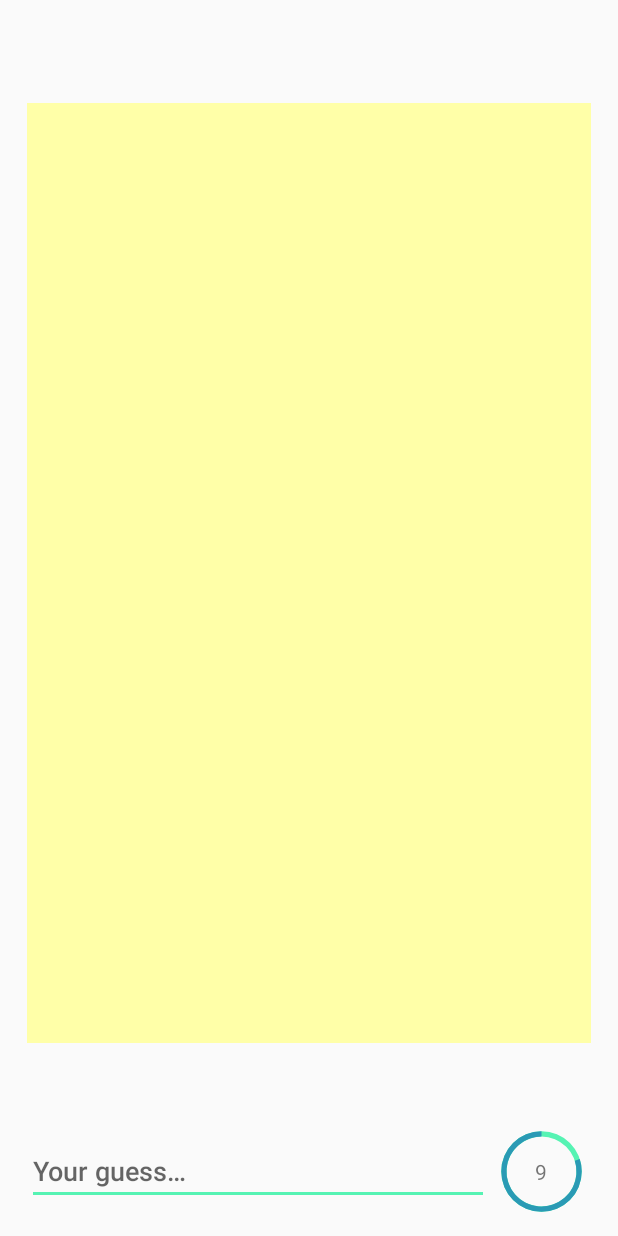
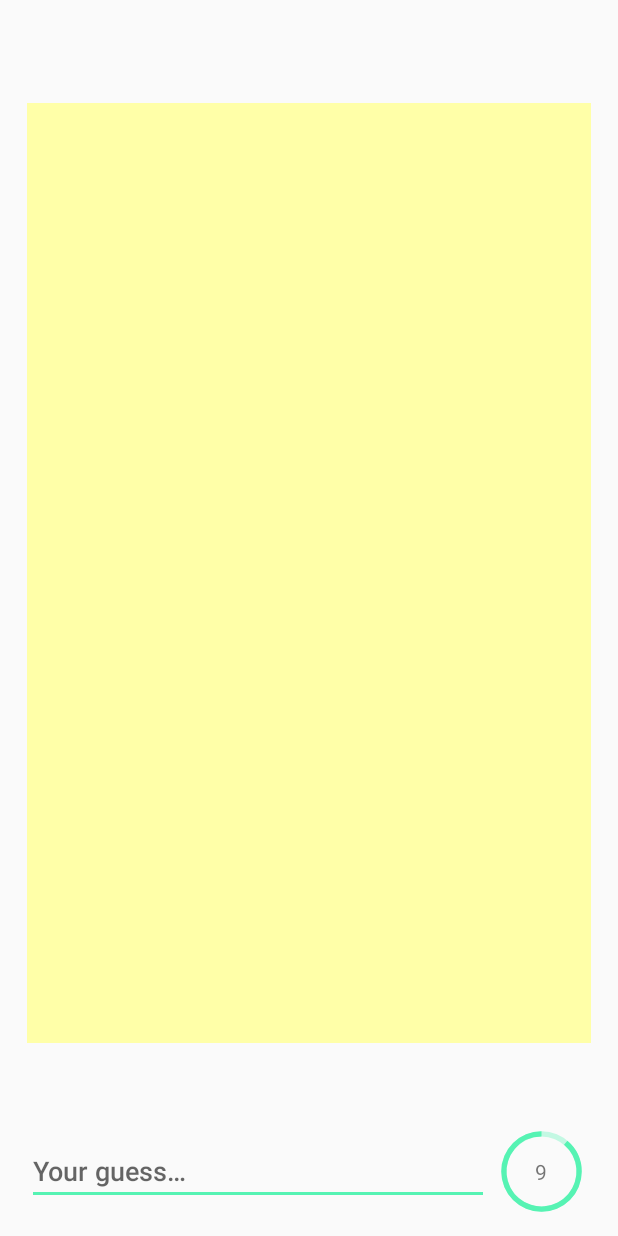
Before and after one commit to TiagoMMDavid/DrawAndGuess, an Android app: the DragGameActivity screen opened directly, with no data from a screen before it, on a phone screen of 412 x 824 dp. Run offline under Robolectric (Android 15) with nearby library versions, the phone set to English and light mode, and no system bars; our stand-ins replace Firebase (no records; nobody signed in at launch, a user with empty details on screens opened directly); 4 statements that could not run were skipped.

Commit message:
Design improvements

```diff
--- a/app/src/main/java/edu/isel/pdm/li51xd/g08/drag/game/DragGameActivity.kt
+++ b/app/src/main/java/edu/isel/pdm/li51xd/g08/drag/game/DragGameActivity.kt
@@ -23,8 +23,9 @@ class DragGameActivity : AppCompatActivity() {
     private var timeLeft: Long = DRAWGUESS_TIME
 
     private fun startTimer(time: Long) {
-        binding.drawGuessTimerProgress.max = DRAWGUESS_TIME.toInt()
-        binding.drawGuessTimerProgress.progress = DRAWGUESS_TIME.toInt()
+        // Set max progress to 1 second less in order to present the bar as full when the timer starts
+        binding.drawGuessTimerProgress.max = DRAWGUESS_TIME.toInt() - 1000
+        binding.drawGuessTimerProgress.progress = DRAWGUESS_TIME.toInt() - 1000
 
         timer = CountDownTimerAdapter(time, COUNTDOWN_INTERVAL) { millisUntilFinished ->
             timeLeft = millisUntilFinished
--- a/app/src/main/java/edu/isel/pdm/li51xd/g08/drag/game/DragResultsActivity.kt
+++ b/app/src/main/java/edu/isel/pdm/li51xd/g08/drag/game/DragResultsActivity.kt
@@ -39,8 +39,9 @@ class DragResultsActivity : AppCompatActivity() {
     private var timeLeft: Long = DRAWGUESS_TIME
 
     private fun startTimer(time: Long) {
-        binding.drawGuessTimerProgress.max = DRAWGUESS_TIME.toInt()
-        binding.drawGuessTimerProgress.progress = DRAWGUESS_TIME.toInt()
+        // Set max progress to 1 second less in order to present the bar as full when the timer starts
+        binding.drawGuessTimerProgress.max = DRAWGUESS_TIME.toInt() - 1000
+        binding.drawGuessTimerProgress.progress = DRAWGUESS_TIME.toInt() - 1000
 
         timer = CountDownTimerAdapter(time, COUNTDOWN_INTERVAL) { millisUntilFinished ->
             timeLeft = millisUntilFinished
--- a/app/src/main/res/drawable/circle_progress_bar.xml
+++ b/app/src/main/res/drawable/circle_progress_bar.xml
@@ -7,7 +7,7 @@
             android:shape="ring"
             android:thicknessRatio="20.0"
             android:useLevel="false">
-            <solid android:color="@color/colorAccent" />
+            <solid android:color="@color/colorTimerBackground" />
         </shape>
     </item>
     <item android:id="@android:id/progress">
@@ -21,7 +21,7 @@
                 android:shape="ring"
                 android:thicknessRatio="20.0"
                 android:useLevel="true">
-                <solid android:color="@color/colorPrimary" />
+                <solid android:color="@color/colorTimerForeground" />
             </shape>
         </rotate>
     </item>
--- a/app/src/main/res/layout-land/activity_list.xml
+++ b/app/src/main/res/layout-land/activity_list.xml
@@ -59,8 +59,10 @@
         android:id="@+id/refreshLayout"
         android:layout_width="match_parent"
         android:layout_height="0dp"
+        android:layout_marginStart="8dp"
         android:layout_marginTop="16dp"
-        android:background="@color/colorPrimaryDark"
+        android:layout_marginEnd="8dp"
+        android:background="@color/colorLobbyListBg"
         android:padding="8dp"
         app:layout_constraintBottom_toTopOf="@+id/divider"
         app:layout_constraintEnd_toEndOf="parent"
--- a/app/src/main/res/values/colors.xml
+++ b/app/src/main/res/values/colors.xml
@@ -5,4 +5,6 @@
     <color name="colorAccent">#56F3B3</color>
     <color name="colorCanvas">#FFFFA8</color>
     <color name="colorLobbyListBg">#AAAAAA</color>
+    <color name="colorTimerForeground">#56F3B3</color>
+    <color name="colorTimerBackground">#5556F3B3</color>
 </resources>
```
